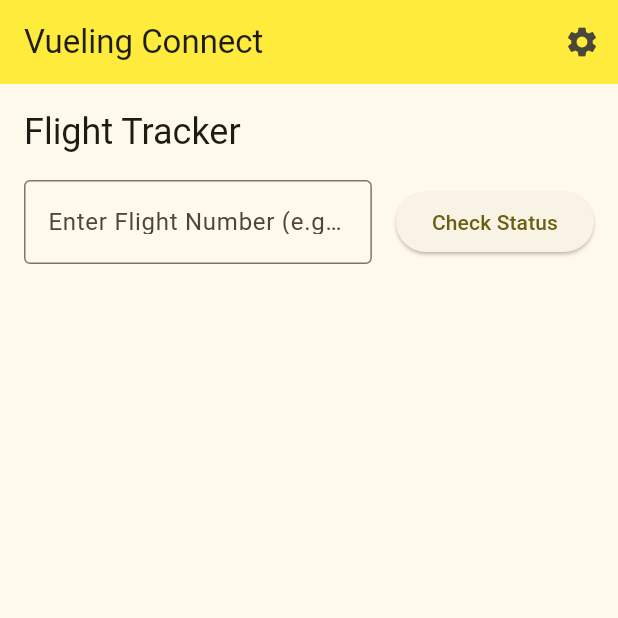
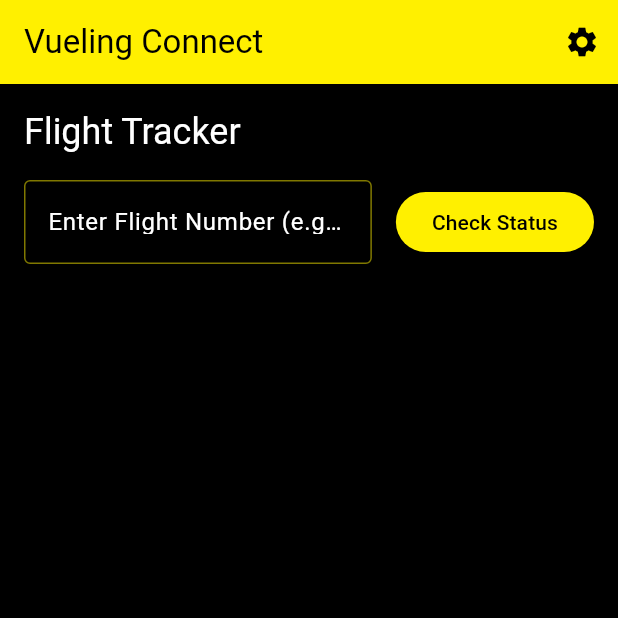
Before and after one commit to migueldeoleiros/vuelingconnect, a Flutter app: the screen it shows after launch, on a phone screen of 412 x 824 dp, the top half of it. Run offline on Flutter 3.47's test engine with Material 3 defaults, Android fonts, the light colour scheme and no system bars; our stand-ins replace audioplayers, flutter_blue_plus.

Commit message:
feat: add dark theme
Create new theme file with all the colors

```diff
--- a/client/lib/main.dart
+++ b/client/lib/main.dart
@@ -7,6 +7,7 @@
 import 'package:flutter_blue_plus/flutter_blue_plus.dart';
 import 'package:audioplayers/audioplayers.dart';
 import 'package:http/http.dart' as http;
+import 'theme.dart';
 
 void main() {
   runApp(const MyApp());
@@ -19,9 +20,9 @@
   Widget build(BuildContext context) {
     return MaterialApp(
       title: 'Vueling Connect',
-      theme: ThemeData(
-        colorScheme: ColorScheme.fromSeed(seedColor: Colors.yellow),
-      ),
+      theme: getLightTheme(),
+      darkTheme: getDarkTheme(),
+      themeMode: ThemeMode.dark, // Force dark mode
       home: const MyHomePage(title: 'Vueling Connect'),
     );
   }
@@ -160,7 +161,8 @@
   Widget build(BuildContext context) {
     return Scaffold(
       appBar: AppBar(
-        backgroundColor: Colors.yellow,
+        backgroundColor: Theme.of(context).colorScheme.primary,
+        foregroundColor: Colors.black,
         title: Text(widget.title),
         actions: [
           IconButton(
@@ -188,7 +190,6 @@
                     controller: _flightNumberController,
                     decoration: const InputDecoration(
                       labelText: 'Enter Flight Number (e.g., VY2375)',
-                      border: OutlineInputBorder(),
                     ),
                   ),
                 ),
@@ -225,7 +226,7 @@
                         'Status: ${_flightInfo!['flight_status']}',
                         style: TextStyle(
                           fontWeight: FontWeight.bold,
-                          color: _getStatusColor(_flightInfo!['flight_status']),
+                          color: getStatusColor(_flightInfo!['flight_status']),
                         ),
                       ),
                       const SizedBox(height: 8),
@@ -243,23 +244,6 @@
         ),
       ),
     );
-  }
-
-  Color _getStatusColor(String status) {
-    switch (status) {
-      case 'Scheduled':
-        return Colors.blue;
-      case 'Departed':
-        return Colors.green;
-      case 'Arrived':
-        return Colors.purple;
-      case 'Delayed':
-        return Colors.orange;
-      case 'Cancelled':
-        return Colors.red;
-      default:
-        return Colors.grey;
-    }
   }
 
   String _formatDateTime(String isoString) {
--- /dev/null
+++ b/client/lib/theme.dart
@@ -0,0 +1,79 @@
+import 'package:flutter/material.dart';
+
+// Vueling colors
+const vuelingYellow = Color(0xFFFFF000);
+const vuelingGray = Color(0xFF58595B);
+
+// Light theme
+ThemeData getLightTheme() {
+  return ThemeData(
+    colorScheme: ColorScheme.fromSeed(
+      seedColor: vuelingYellow,
+      brightness: Brightness.light,
+    ),
+  );
+}
+
+// Dark theme
+ThemeData getDarkTheme() {
+  return ThemeData(
+    brightness: Brightness.dark,
+    scaffoldBackgroundColor: Colors.black,
+    colorScheme: ColorScheme.dark(
+      primary: vuelingYellow,
+      secondary: vuelingYellow,
+      surface: Colors.black,
+      error: Colors.red[700]!,
+    ),
+    appBarTheme: const AppBarTheme(
+      backgroundColor: Colors.black,
+      foregroundColor: vuelingYellow,
+    ),
+    cardTheme: const CardTheme(color: Color(0xFF121212)),
+    elevatedButtonTheme: ElevatedButtonThemeData(
+      style: ElevatedButton.styleFrom(
+        backgroundColor: vuelingYellow,
+        foregroundColor: Colors.black,
+      ),
+    ),
+    textButtonTheme: TextButtonThemeData(
+      style: TextButton.styleFrom(foregroundColor: vuelingYellow),
+    ),
+    inputDecorationTheme: InputDecorationTheme(
+      border: OutlineInputBorder(),
+      enabledBorder: OutlineInputBorder(
+        borderSide: BorderSide(color: vuelingYellow.withOpacity(0.5)),
+      ),
+      focusedBorder: OutlineInputBorder(
+        borderSide: BorderSide(color: vuelingYellow, width: 2),
+      ),
+    ),
+    dialogTheme: DialogTheme(
+      backgroundColor: const Color(0xFF121212),
+      titleTextStyle: TextStyle(
+        color: vuelingYellow,
+        fontSize: 20,
+        fontWeight: FontWeight.bold,
+      ),
+    ),
+    snackBarTheme: const SnackBarThemeData(backgroundColor: Color(0xFF1E1E1E)),
+  );
+}
+
+// Status colors optimized for dark mode
+Color getStatusColor(String status) {
+  switch (status) {
+    case 'Scheduled':
+      return Colors.blue[300]!;
+    case 'Departed':
+      return Colors.green[300]!;
+    case 'Arrived':
+      return Colors.purple[300]!;
+    case 'Delayed':
+      return Colors.orange[300]!;
+    case 'Cancelled':
+      return Colors.red[300]!;
+    default:
+      return Colors.grey[300]!;
+  }
+}
```
